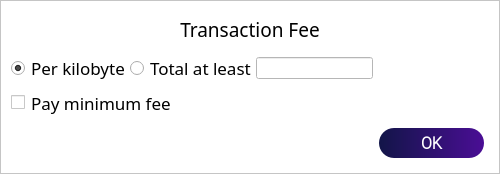
Old version of the form src/qt/forms/winforms/transactionfees.ui in the repository noirofficial/noir.
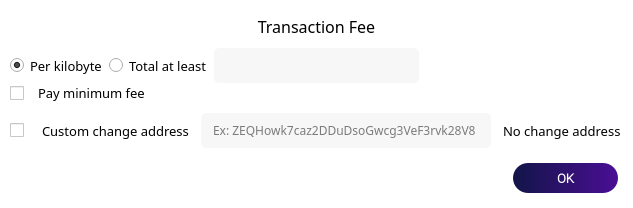
New version of the form. Custom widgets are drawn as their Qt base class.

Patch:
```diff
--- a/src/qt/forms/winforms/transactionfees.ui
+++ b/src/qt/forms/winforms/transactionfees.ui
@@ -6,16 +6,27 @@
    <rect>
     <x>0</x>
     <y>0</y>
-    <width>500</width>
-    <height>174</height>
+    <width>633</width>
+    <height>208</height>
    </rect>
   </property>
+  <property name="minimumSize">
+   <size>
+    <width>633</width>
+    <height>0</height>
+   </size>
+  </property>
+  <property name="maximumSize">
+   <size>
+    <width>800</width>
+    <height>16777215</height>
+   </size>
+  </property>
   <property name="windowTitle">
    <string>Dialog</string>
   </property>
   <property name="styleSheet">
-   <string notr="true">background-color:white;
-</string>
+   <string notr="true">border:0;</string>
   </property>
   <layout class="QVBoxLayout" name="verticalLayout">
    <property name="spacing">
@@ -85,7 +96,7 @@
             <property name="font">
              <font>
               <family>ZoinRegular</family>
-              <pointsize>14</pointsize>
+              <pointsize>12</pointsize>
               <weight>50</weight>
               <bold>false</bold>
              </font>
@@ -110,12 +121,15 @@
           </property>
           <item>
            <layout class="QHBoxLayout" name="horizontalLayoutFee13_3">
+            <property name="spacing">
+             <number>6</number>
+            </property>
             <item>
              <widget class="QRadioButton" name="radioCustomPerKilobyte">
               <property name="font">
                <font>
                 <family>ZoinLight</family>
-                <pointsize>13</pointsize>
+                <pointsize>10</pointsize>
                </font>
               </property>
               <property name="toolTip">
@@ -138,7 +152,7 @@
               <property name="font">
                <font>
                 <family>ZoinLight</family>
-                <pointsize>13</pointsize>
+                <pointsize>10</pointsize>
                </font>
               </property>
               <property name="toolTip">
@@ -154,7 +168,18 @@
              </widget>
             </item>
             <item>
-             <widget class="BitcoinAmountField" name="customFee"/>
+             <widget class="BitcoinAmountField" name="customFee">
+              <property name="styleSheet">
+               <string notr="true">background-color:rgba(247, 247, 247, 250);
+height: 35px;
+border-radius:5px;
+border-style:solid;
+border-color:gray;
+border-width:thin;
+padding-left: 10;
+</string>
+              </property>
+             </widget>
             </item>
             <item>
              <spacer name="horizontalSpacer_9">
@@ -174,7 +199,7 @@
           <item>
            <layout class="QHBoxLayout" name="horizontalLayoutFee8_3">
             <property name="spacing">
-             <number>6</number>
+             <number>8</number>
             </property>
             <item>
              <widget class="QCheckBox" name="checkBoxMinimumFee">
@@ -197,7 +222,7 @@
               <property name="font">
                <font>
                 <family>ZoinLight</family>
-                <pointsize>13</pointsize>
+                <pointsize>10</pointsize>
                </font>
               </property>
               <property name="toolTip">
@@ -232,6 +257,105 @@
           </item>
          </layout>
         </item>
+        <item>
+         <layout class="QHBoxLayout" name="horizontalLayout">
+          <property name="spacing">
+           <number>12</number>
+          </property>
+          <property name="topMargin">
+           <number>0</number>
+          </property>
+          <item>
+           <widget class="QCheckBox" name="customChangeAddress">
+            <property name="font">
+             <font>
+              <family>ZoinLight</family>
+              <pointsize>13</pointsize>
+             </font>
+            </property>
+            <property name="text">
+             <string/>
+            </property>
+           </widget>
+          </item>
+          <item>
+           <widget class="QLabel" name="label">
+            <property name="font">
+             <font>
+              <family>ZoinLight</family>
+              <pointsize>10</pointsize>
+             </font>
+            </property>
+            <property name="text">
+             <string>Custom change address</string>
+            </property>
+           </widget>
+          </item>
+          <item>
+           <widget class="QValidatedLineEdit" name="changeAddress">
+            <property name="minimumSize">
+             <size>
+              <width>290</width>
+              <height>0</height>
+             </size>
+            </property>
+            <property name="maximumSize">
+             <size>
+              <width>290</width>
+              <height>16777215</height>
+             </size>
+            </property>
+            <property name="font">
+             <font>
+              <family>ZoinLight</family>
+             </font>
+            </property>
+            <property name="styleSheet">
+             <string notr="true">background-color:rgba(247, 247, 247, 250);
+height: 35px;
+border-radius:5px;
+border-style:solid;
+border-color:gray;
+border-width:thin;
+padding-left: 10;
+</string>
+            </property>
+            <property name="text">
+             <string/>
+            </property>
+            <property name="placeholderText">
+             <string>Ex: ZEQHowk7caz2DDuDsoGwcg3VeF3rvk28V8</string>
+            </property>
+           </widget>
+          </item>
+          <item>
+           <widget class="QLabel" name="labelCoinControlChangeLabel">
+            <property name="font">
+             <font>
+              <family>ZoinLight</family>
+              <pointsize>10</pointsize>
+             </font>
+            </property>
+            <property name="text">
+             <string>No change address</string>
+            </property>
+           </widget>
+          </item>
+          <item>
+           <spacer name="horizontalSpacer_2">
+            <property name="orientation">
+             <enum>Qt::Horizontal</enum>
+            </property>
+            <property name="sizeHint" stdset="0">
+             <size>
+              <width>40</width>
+              <height>20</height>
+             </size>
+            </property>
+           </spacer>
+          </item>
+         </layout>
+        </item>
        </layout>
       </item>
       <item>
@@ -266,7 +390,7 @@
           <property name="font">
            <font>
             <family>Roboto Light</family>
-            <pointsize>12</pointsize>
+            <pointsize>10</pointsize>
             <weight>75</weight>
             <bold>true</bold>
            </font>
@@ -291,6 +415,11 @@
   </layout>
  </widget>
  <customwidgets>
+  <customwidget>
+   <class>QValidatedLineEdit</class>
+   <extends>QLineEdit</extends>
+   <header>qvalidatedlineedit.h</header>
+  </customwidget>
   <customwidget>
    <class>BitcoinAmountField</class>
    <extends>QLineEdit</extends>
```
